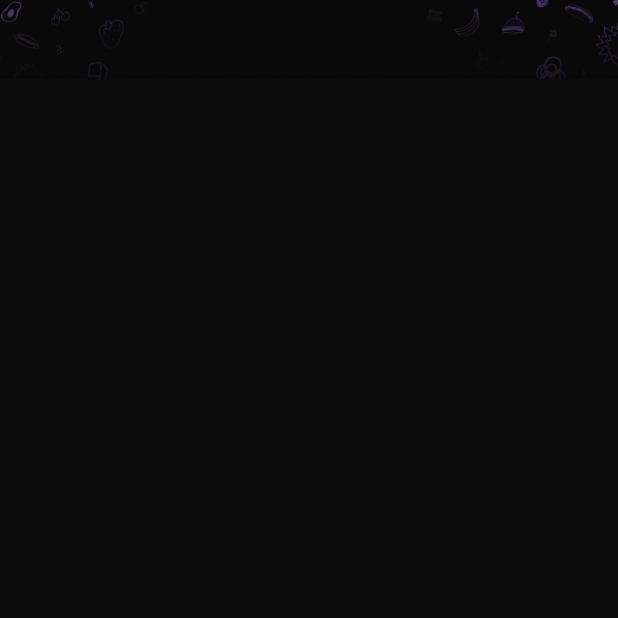
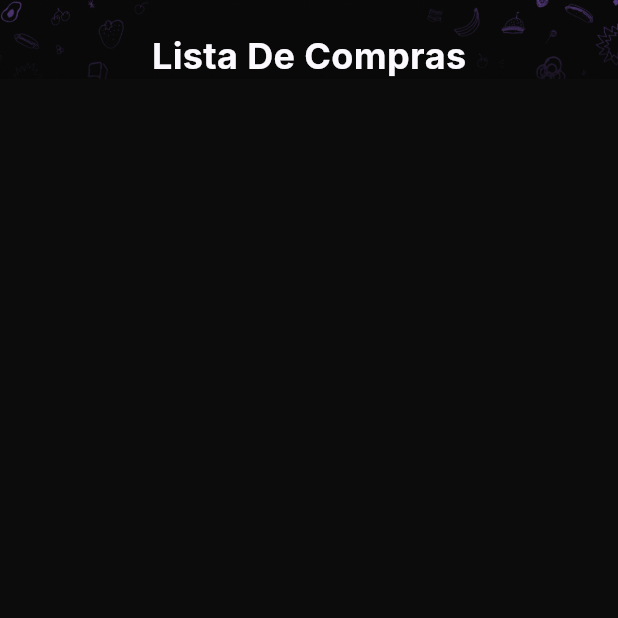
Before and after one commit to mozart-rue/buylist, a Flutter app: the screen it shows after launch, on a phone screen of 412 x 824 dp, the top half of it. Run offline on Flutter 3.47's test engine with Material 2 defaults, Android fonts, the light colour scheme and no system bars; Roboto replaces fonts that are missing (Inter).

Commit message:
feat: set title

```diff
--- a/lib/screens/home_screen.dart
+++ b/lib/screens/home_screen.dart
@@ -1,4 +1,5 @@
 import 'package:buylist/components/app_background.dart';
+import 'package:buylist/constants.dart';
 import 'package:flutter/material.dart';
 
 class HomeScreen extends StatelessWidget {
@@ -6,9 +7,24 @@ class HomeScreen extends StatelessWidget {
 
   @override
   Widget build(BuildContext context) {
-    return Scaffold(
+    return const Scaffold(
       body: AppBackground(
-        child: Container(),
+        child: Center(
+          child: Column(
+            children: [
+              Padding(padding: EdgeInsets.only(top: 20)),
+              Text(
+                'Lista De Compras',
+                textAlign: TextAlign.start,
+                style: TextStyle(
+                  color: gray_100,
+                  fontWeight: FontWeight.bold,
+                  fontSize: 24,
+                ),
+              ),
+            ],
+          ),
+        ),
       ),
     );
   }
```
